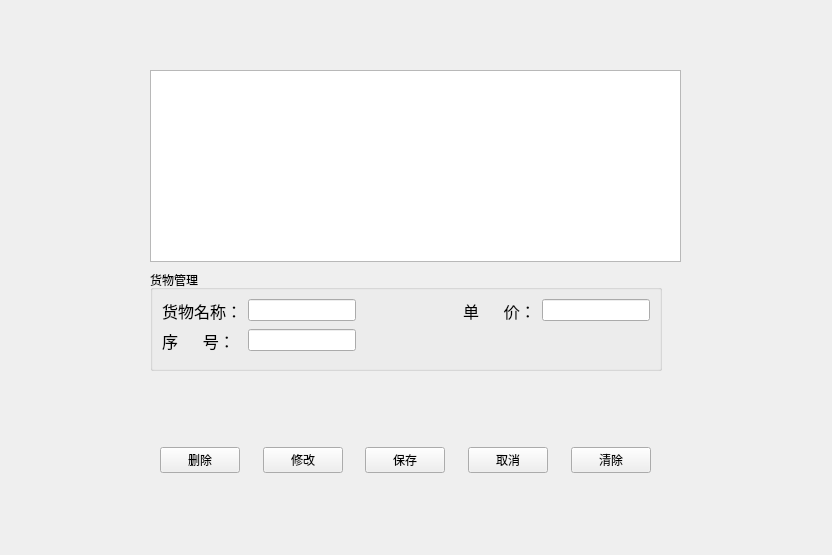
Before: the Qt Designer form ui/cargo_manage.ui in yuyan235813/balance_platform, drawn with Qt 5.
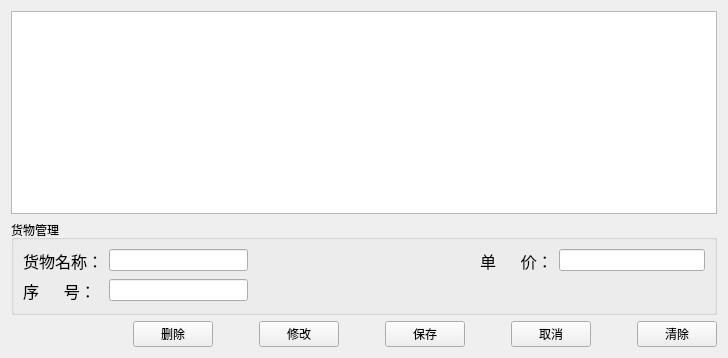
After: the same form once the commit is applied.

Commit message: 1、用户权限 2、磅单修改和删除权限 3、UI优化 4、切换用户和登出系统

```diff
--- a/ui/cargo_manage.ui
+++ b/ui/cargo_manage.ui
@@ -6,144 +6,25 @@
    <rect>
     <x>0</x>
     <y>0</y>
-    <width>832</width>
-    <height>555</height>
+    <width>728</width>
+    <height>358</height>
    </rect>
   </property>
   <property name="windowTitle">
    <string>货物信息管理</string>
   </property>
+  <layout class="QVBoxLayout" name="verticalLayout_3">
+   <item>
+    <layout class="QVBoxLayout" name="verticalLayout_2">
+     <item>
   <widget class="QTableView" name="tableView">
-   <property name="geometry">
-    <rect>
-     <x>150</x>
-     <y>70</y>
-     <width>531</width>
-     <height>192</height>
-    </rect>
-   </property>
-  </widget>
-  <widget class="QWidget" name="layoutWidget">
-   <property name="geometry">
-    <rect>
-     <x>160</x>
-     <y>440</y>
-     <width>491</width>
-     <height>41</height>
-    </rect>
-   </property>
-   <layout class="QHBoxLayout" name="horizontalLayout_3" stretch="6,0,0,0,0,0,0,0,0,0">
-    <item>
-     <spacer name="horizontalSpacer_6">
-      <property name="orientation">
-       <enum>Qt::Horizontal</enum>
-      </property>
-      <property name="sizeHint" stdset="0">
-       <size>
-        <width>40</width>
-        <height>20</height>
-       </size>
-      </property>
-     </spacer>
+       <property name="editTriggers">
+        <set>QAbstractItemView::NoEditTriggers</set>
+       </property>
+      </widget>
     </item>
     <item>
-     <widget class="QPushButton" name="deletePushButton">
-      <property name="text">
-       <string>删除</string>
-      </property>
-     </widget>
-    </item>
-    <item>
-     <spacer name="horizontalSpacer_9">
-      <property name="orientation">
-       <enum>Qt::Horizontal</enum>
-      </property>
-      <property name="sizeHint" stdset="0">
-       <size>
-        <width>40</width>
-        <height>20</height>
-       </size>
-      </property>
-     </spacer>
-    </item>
-    <item>
-     <widget class="QPushButton" name="updatePushButton">
-      <property name="text">
-       <string>修改</string>
-      </property>
-     </widget>
-    </item>
-    <item>
-     <spacer name="horizontalSpacer_8">
-      <property name="orientation">
-       <enum>Qt::Horizontal</enum>
-      </property>
-      <property name="sizeHint" stdset="0">
-       <size>
-        <width>40</width>
-        <height>20</height>
-       </size>
-      </property>
-     </spacer>
-    </item>
-    <item>
-     <widget class="QPushButton" name="savePushButton">
-      <property name="text">
-       <string>保存</string>
-      </property>
-     </widget>
-    </item>
-    <item>
-     <spacer name="horizontalSpacer_5">
-      <property name="orientation">
-       <enum>Qt::Horizontal</enum>
-      </property>
-      <property name="sizeHint" stdset="0">
-       <size>
-        <width>40</width>
-        <height>20</height>
-       </size>
-      </property>
-     </spacer>
-    </item>
-    <item>
-     <widget class="QPushButton" name="cancelPushButton">
-      <property name="text">
-       <string>取消</string>
-      </property>
-     </widget>
-    </item>
-    <item>
-     <spacer name="horizontalSpacer_7">
-      <property name="orientation">
-       <enum>Qt::Horizontal</enum>
-      </property>
-      <property name="sizeHint" stdset="0">
-       <size>
-        <width>40</width>
-        <height>20</height>
-       </size>
-      </property>
-     </spacer>
-    </item>
-    <item>
-     <widget class="QPushButton" name="clearPushButton">
-      <property name="text">
-       <string>清除</string>
-      </property>
-     </widget>
-    </item>
-   </layout>
-  </widget>
   <widget class="QGroupBox" name="groupBox">
-   <property name="geometry">
-    <rect>
-     <x>150</x>
-     <y>270</y>
-     <width>512</width>
-     <height>101</height>
-    </rect>
-   </property>
    <property name="title">
     <string>货物管理</string>
    </property>
@@ -241,6 +122,114 @@
     </item>
    </layout>
   </widget>
+     </item>
+     <item>
+      <layout class="QHBoxLayout" name="horizontalLayout_3" stretch="6,0,0,0,0,0,0,0,0,0">
+       <item>
+        <spacer name="horizontalSpacer_6">
+         <property name="orientation">
+          <enum>Qt::Horizontal</enum>
+         </property>
+         <property name="sizeHint" stdset="0">
+          <size>
+           <width>40</width>
+           <height>20</height>
+          </size>
+         </property>
+        </spacer>
+       </item>
+       <item>
+        <widget class="QPushButton" name="deletePushButton">
+         <property name="text">
+          <string>删除</string>
+         </property>
+        </widget>
+       </item>
+       <item>
+        <spacer name="horizontalSpacer_9">
+         <property name="orientation">
+          <enum>Qt::Horizontal</enum>
+         </property>
+         <property name="sizeHint" stdset="0">
+          <size>
+           <width>40</width>
+           <height>20</height>
+          </size>
+         </property>
+        </spacer>
+       </item>
+       <item>
+        <widget class="QPushButton" name="updatePushButton">
+         <property name="text">
+          <string>修改</string>
+         </property>
+        </widget>
+       </item>
+       <item>
+        <spacer name="horizontalSpacer_8">
+         <property name="orientation">
+          <enum>Qt::Horizontal</enum>
+         </property>
+         <property name="sizeHint" stdset="0">
+          <size>
+           <width>40</width>
+           <height>20</height>
+          </size>
+         </property>
+        </spacer>
+       </item>
+       <item>
+        <widget class="QPushButton" name="savePushButton">
+         <property name="text">
+          <string>保存</string>
+         </property>
+        </widget>
+       </item>
+       <item>
+        <spacer name="horizontalSpacer_5">
+         <property name="orientation">
+          <enum>Qt::Horizontal</enum>
+         </property>
+         <property name="sizeHint" stdset="0">
+          <size>
+           <width>40</width>
+           <height>20</height>
+          </size>
+         </property>
+        </spacer>
+       </item>
+       <item>
+        <widget class="QPushButton" name="cancelPushButton">
+         <property name="text">
+          <string>取消</string>
+         </property>
+        </widget>
+       </item>
+       <item>
+        <spacer name="horizontalSpacer_7">
+         <property name="orientation">
+          <enum>Qt::Horizontal</enum>
+         </property>
+         <property name="sizeHint" stdset="0">
+          <size>
+           <width>40</width>
+           <height>20</height>
+          </size>
+         </property>
+        </spacer>
+       </item>
+       <item>
+        <widget class="QPushButton" name="clearPushButton">
+         <property name="text">
+          <string>清除</string>
+         </property>
+        </widget>
+       </item>
+      </layout>
+     </item>
+    </layout>
+   </item>
+  </layout>
  </widget>
  <resources/>
  <connections/>
```
Left out of the diff: 4 changed lines with no effect on the pictures. Lines whose indentation alone changed are shown as unchanged. The commit also changes 25 other files.
